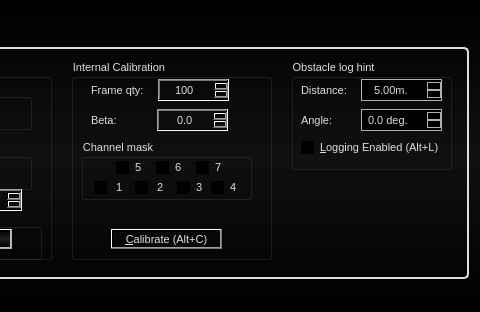
This is src/AWLQtDemo/awlqtdemo.ui in samanwaya-jena/EVAL-ADAL6110-16-GUI as Qt 5 draws it before an edit; both pictures show x 542 to 1022 and y 0 to 312 of the 1022 by 312 pixel window. The edited form follows.
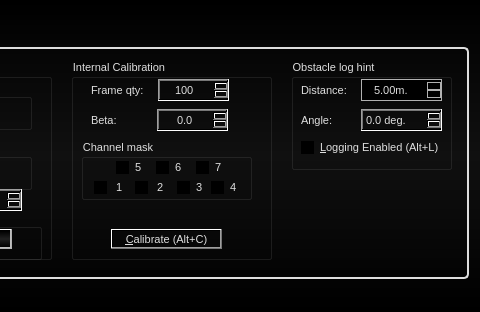
This is the edited form. Icons and pictures are not drawn.

Commit message: Aestetich improvements in behavior of UI. Correction of a  bad mouse arrow shape asssignment in some frames,

The edit to the form file:
```diff
--- a/src/AWLQtDemo/awlqtdemo.ui
+++ b/src/AWLQtDemo/awlqtdemo.ui
@@ -10,7 +10,7 @@
     <x>0</x>
     <y>0</y>
     <width>1020</width>
-    <height>305</height>
+    <height>306</height>
    </rect>
   </property>
   <property name="sizePolicy">
@@ -2065,583 +2065,6 @@
              <height>22</height>
             </rect>
            </property>
-           <property name="styleSheet">
-            <string notr="true">QToolTip
-{
-border: 1px solid black;
-background-color: #ffa02f;
-padding: 1px;
-border-radius: 3px;
-opacity: 100;
-}
-
-QWidget
-{
-color: #dedede;
-background-color: #000000;
-font-size: 11px;
-}
-
-QWidget:item:hover
-{
-background-color: QLinearGradient( x1: 0, y1: 0, x2: 0, y2: 1, stop: 0 #ffa02f, stop: 1 #ca0619);
-color: #000000;
-}
-
-QWidget:item:selected
-{
-background-color: QLinearGradient( x1: 0, y1: 0, x2: 0, y2: 1, stop: 0 #ffa02f, stop: 1 #d7801a);
-}
-
-QWidget:disabled
-{
-/*color: #404040;
-background-color: #202020;*/
-color: #404040;
-border: 1px solid #404040;
-}
-
-QWidget:focus
-{
-border: 2px solid QLinearGradient( x1: 0, y1: 0, x2: 0, y2: 1, stop: 0 #ffa02f, stop: 1 #d7801a);
-}
-
-/*QAbstractItemView
-{
-background-color: QLinearGradient( x1: 0, y1: 0, x2: 0, y2: 1, stop: 0 #4d4d4d, stop: 0.1 #646464, stop: 1 #5d5d5d);
-}*/
-
-QMenuBar::item
-{
-background: transparent;
-border: 1px solid #000000;
-font-size: 12px;
-margin-bottom:-1px;
-padding-bottom:1px;
-}
-
-QMenuBar::item:selected
-{
-background: transparent;
-border: 1px solid #ffaa00;
-margin-bottom:-1px;
-padding-bottom:1px;
-}
-
-QMenuBar::item:pressed
-{
-background: #444;
-border: 1px solid #000000;
-background-color: QLinearGradient(
-x1:0, y1:0,
-x2:0, y2:1,
-stop:1 #d7801a,
-stop:0.4 #ffa02f
-);
-margin-bottom:-1px;
-padding-bottom:1px;
-}
-
-QMenu
-{
-border: 2px solid #dedede;
-background-color:#000000
-font-size: 12px;
-}
-
-QMenu::separator
-{
-height: 2px;
-background-color: QLinearGradient(x1:0, y1:0, x2:0, y2:1, stop:0 #161616, stop: 0.5 #151515, stop: 0.6 #212121, stop:1 #343434);
-color: white;
-padding-left: 4px;
-margin-left: 10px;
-margin-right: 5px;
-}
-
-QMenu::item
-{
-padding: 2px 20px 2px 20px;
-background-color:#000000
-font-size: 12px;
-}
-
-QMenu::item:selected
-{
-color: #000000;
-}
-
-QLineEdit
-{
-/*background-color: QLinearGradient( x1: 0, y1: 0, x2: 0, y2: 1, stop: 0 #4d4d4d, stop: 0 #646464, stop: 1 #5d5d5d);*/
-padding: 1px;
-border-style: solid;
-border: 1px solid #bebebe;
-border-radius: 5;
-}
-
-QPushButton
-{
-/*color: #dedede;*/
-background-color: QLinearGradient( x1: 0, y1: 0, x2: 0, y2: 1, stop: 0 #1a1a1a, stop: 0.1 #101010, stop: 0.5 #0e0e0e, stop: 0.9 #0a0a0a, stop: 1 #000000);
-border-width: 1px;
-border-color: #bebebe;
-border-style: solid;
-border-radius: 6;
-padding: 3px;
-font-size: 12px;
-padding-left: 5px;
-padding-right: 5px;
-}
-
-QPushButton:pressed
-{
-background-color: QLinearGradient( x1: 0, y1: 0, x2: 0, y2: 1, stop: 0 #4d4d4d, stop: 0.1 #4b4b4b, stop: 0.5 #494949, stop: 0.9 #484848, stop: 1 #454545);
-}
-
-QComboBox
-{
-selection-background-color: #ffaa00;
-background-color: QLinearGradient( x1: 0, y1: 0, x2: 0, y2: 1, stop: 0 #1a1a1a, stop: 0.1 #101010, stop: 0.5 #0e0e0e, stop: 0.9 #0a0a0a, stop: 1 #000000);
-border-style: solid;
-border: 1px solid #bebebe;
-border-radius: 5;
-}
-
-QComboBox:hover,QPushButton:hover
-{
-border: 1px solid QLinearGradient( x1: 0, y1: 0, x2: 0, y2: 1, stop: 0 #ffa02f, stop: 1 #d7801a);
-}
-
-
-QComboBox:on
-{
-padding-top: 3px;
-padding-left: 4px;
-background-color: QLinearGradient( x1: 0, y1: 0, x2: 0, y2: 1, stop: 0 #0d0d0d, stop: 0.1 #0b0b0b, stop: 0.5 #090909, stop: 0.9 #080808, stop: 1 #050505);
-selection-background-color: #ffaa00;
-}
-
-QComboBox QAbstractItemView
-{
-border: 2px solid darkgray;
-selection-background-color: QLinearGradient( x1: 0, y1: 0, x2: 0, y2: 1, stop: 0 #ffa02f, stop: 1 #d7801a);
-}
-
-QComboBox::drop-down
-{
-subcontrol-origin: padding;
-subcontrol-position: top right;
-width: 15px;
-
-border-left-width: 0px;
-border-left-color: darkgray;
-border-left-style: solid; /* just a single line */
-border-top-right-radius: 3px; /* same radius as the QComboBox */
-border-bottom-right-radius: 3px;
-}
-
-
-QGroupBox:focus
-{
-border: 2px solid QLinearGradient( x1: 0, y1: 0, x2: 0, y2: 1, stop: 0 #ffa02f, stop: 1 #d7801a);
-}
-
-QTextEdit:focus
-{
-border: 2px solid QLinearGradient( x1: 0, y1: 0, x2: 0, y2: 1, stop: 0 #ffa02f, stop: 1 #d7801a);
-}
-
-QScrollBar:horizontal {
-border: 1px solid #222222;
-background: QLinearGradient( x1: 0, y1: 0, x2: 0, y2: 1, stop: 0.0 #121212, stop: 0.2 #282828, stop: 1 #484848);
-height: 7px;
-margin: 0px 16px 0 16px;
-}
-
-QScrollBar::handle:horizontal
-{
-background: QLinearGradient( x1: 0, y1: 0, x2: 1, y2: 0, stop: 0 #ffa02f, stop: 0.5 #d7801a, stop: 1 #ffa02f);
-min-height: 20px;
-border-radius: 2px;
-}
-
-QScrollBar::add-line:horizontal {
-border: 1px solid #1b1b19;
-border-radius: 2px;
-background: QLinearGradient( x1: 0, y1: 0, x2: 1, y2: 0, stop: 0 #ffa02f, stop: 1 #d7801a);
-width: 14px;
-subcontrol-position: right;
-subcontrol-origin: margin;
-}
-
-QScrollBar::sub-line:horizontal {
-border: 1px solid #1b1b19;
-border-radius: 2px;
-background: QLinearGradient( x1: 0, y1: 0, x2: 1, y2: 0, stop: 0 #ffa02f, stop: 1 #d7801a);
-width: 14px;
-subcontrol-position: left;
-subcontrol-origin: margin;
-}
-
-QScrollBar::right-arrow:horizontal, QScrollBar::left-arrow:horizontal
-{
-border: 1px solid black;
-width: 1px;
-height: 1px;
-background: white;
-}
-
-QScrollBar::add-page:horizontal, QScrollBar::sub-page:horizontal
-{
-background: none;
-}
-
-QScrollBar:vertical
-{
-background: QLinearGradient( x1: 0, y1: 0, x2: 1, y2: 0, stop: 0.0 #121212, stop: 0.2 #282828, stop: 1 #484848);
-width: 7px;
-margin: 16px 0 16px 0;
-border: 1px solid #222222;
-}
-
-QScrollBar::handle:vertical
-{
-background: QLinearGradient( x1: 0, y1: 0, x2: 0, y2: 1, stop: 0 #ffa02f, stop: 0.5 #d7801a, stop: 1 #ffa02f);
-min-height: 20px;
-border-radius: 2px;
-}
-
-QScrollBar::add-line:vertical
-{
-border: 1px solid #1b1b19;
-border-radius: 2px;
-background: QLinearGradient( x1: 0, y1: 0, x2: 0, y2: 1, stop: 0 #ffa02f, stop: 1 #d7801a);
-height: 14px;
-subcontrol-position: bottom;
-subcontrol-origin: margin;
-}
-
-QScrollBar::sub-line:vertical
-{
-border: 1px solid #1b1b19;
-border-radius: 2px;
-background: QLinearGradient( x1: 0, y1: 0, x2: 0, y2: 1, stop: 0 #d7801a, stop: 1 #ffa02f);
-height: 14px;
-subcontrol-position: top;
-subcontrol-origin: margin;
-}
-
-QScrollBar::up-arrow:vertical, QScrollBar::down-arrow:vertical
-{
-border: 1px solid black;
-width: 1px;
-height: 1px;
-background: white;
-}
-
-
-QScrollBar::add-page:vertical, QScrollBar::sub-page:vertical
-{
-background: none;
-}
-
-QTextEdit
-{
-background-color: #101010;
-}
-
-QPlainTextEdit
-{
-background-color: #101010;
-}
-
-QHeaderView::section
-{
-background-color: QLinearGradient(x1:0, y1:0, x2:0, y2:1, stop:0 #616161, stop: 0.5 #505050, stop: 0.6 #434343, stop:1 #656565);
-color: white;
-padding-left: 4px;
-border: 1px solid #6c6c6c;
-}
-QDockWidget::title
-{
-text-align: center;
-spacing: 3px; /* spacing between items in the tool bar */
-background-color: QLinearGradient(x1:0, y1:0, x2:0, y2:1, stop:0 #808080, stop: 0.5 #242424, stop:1 #808080);
-}
-
-QDockWidget::close-button, QDockWidget::float-button
-{
-text-align: center;
-spacing: 1px; /* spacing between items in the tool bar */
-background-color: QLinearGradient(x1:0, y1:0, x2:0, y2:1, stop:0 #808080, stop: 0.5 #242424, stop:1 #808080);
-}
-
-QDockWidget::close-button:hover, QDockWidget::float-button:hover
-{
-background: #242424;
-}
-
-QDockWidget::close-button:pressed, QDockWidget::float-button:pressed
-{
-padding: 1px -1px -1px 1px;
-}
-
-QMainWindow::separator
-{
-background-color: QLinearGradient(x1:0, y1:0, x2:0, y2:1, stop:0 #161616, stop: 0.5 #151515, stop: 0.6 #212121, stop:1 #343434);
-color: white;
-padding-left: 4px;
-border: 1px solid #4c4c4c;
-spacing: 3px; /* spacing between items in the tool bar */
-}
-
-QMainWindow::separator:hover
-{
-
-background-color: QLinearGradient(x1:0, y1:0, x2:0, y2:1, stop:0 #d7801a, stop:0.5 #b56c17 stop:1 #ffa02f);
-color: white;
-padding-left: 4px;
-border: 1px solid #6c6c6c;
-spacing: 3px; /* spacing between items in the tool bar */
-}
-
-QToolBar::handle
-{
-spacing: 3px; /* spacing between items in the tool bar */
-background: url(:/images/handle.png);
-}
-
-QProgressBar
-{
-border: 2px solid grey;
-border-radius: 5px;
-text-align: center;
-}
-
-QProgressBar::chunk
-{
-background-color: #d7801a;
-width: 2.15px;
-margin: 0.5px;
-}
-
-QTabBar::tab {
-color: #b1b1b1;
-border: 2px solid #dedede;
-border-radius: 5px;
-border-bottom-style: none;
-background-color: #000000;
-padding-left: 10px;
-padding-right: 10px;
-padding-top: 3px;
-padding-bottom: 2px;
-margin-right: -1px;
-}
-
-QTabWidget::pane {
-border: 2px solid #dedede;
-border-radius: 5px;
-top: -2px;
-}
-
-QTabBar::tab:last
-{
-margin-right: 0; /* the last selected tab has nothing to overlap with on the right */
-border-top-right-radius: 5px;
-border-bottom-left-radius: 1px;
-border-bottom-right-radius: 1px;
-border-bottom-style:solid;
-}
-
-QTabBar::tab:first:!selected
-{
-margin-left: 0px; /* the last selected tab has nothing to overlap with on the right */
-
-border-top-left-radius: 5px;
-border-bottom-left-radius: 1px;
-border-bottom-right-radius: 1px;
-border-bottom-style:solid;
-}
-
-QTabBar::tab:!selected
-{
-color: #404040;
-border-bottom-style: none;
-border-bottom-left-radius: 1px;
-border-bottom-right-radius: 1px;
-border-bottom-style:solid;
-margin-top: 3px;
-background-color: #000000;
-}
-
-QTabBar::tab:selected
-{
-color: #dedede;
-border-top-left-radius: 5px;
-border-top-right-radius: 5px;
-border-bottom-left-radius: 1px;
-border-bottom-right-radius: 1px;
-border-bottom-color: #000000;
-background-color: #000000;
-
-border-bottom-style:solid;
-margin-bottom: 0px;
-}
-
-QTabBar::tab:!selected:hover
-{
-/*border-top: 2px solid #ffaa00;
-padding-bottom: 3px;*/
-border-top-left-radius: 5px;
-border-top-right-radius: 5px;
-border-bottom-left-radius: 1px;
-border-bottom-right-radius: 1px;
-border-bottom-style:solid;
-background-color: QLinearGradient(x1:0, y1:0, x2:0, y2:1, stop:1 #212121, stop:0.4 #343434, stop:0.2 #343434, stop:0.1 #ffaa00);
-}
-
-
-QRadioButton::indicator:checked, QRadioButton::indicator:unchecked{
-color: #b1b1b1;
-/*background-color: #808080*/;
-border: 1px solid #b1b1b1;
-border-radius: 6px;
-}
-
-QRadioButton::indicator:checked
-{
-background-color: qradialgradient(
-cx: 0.5, cy: 0.5,
-fx: 0.5, fy: 0.5,
-radius: 1.0,
-stop: 0.25 #ffaa00,
-stop: 0.3 #000000
-);
-}
-
-QRadioButton::indicator
-{
-border-radius: 6px;
-}
-
- QRadioButton::indicator:disabled
-{
-border: 1px solid #444;
-}
-
-QRadioButton::indicator:hover, QCheckBox::indicator:hover
-{
-border: 1px solid #ffaa00;
-}
-
-
-QCheckBox::indicator
-{
-color: #b1b1b1;
-/*background-color: #808080;*/
-border: 1px solid #b1b1b1;
-width: 9px;
-height: 9px;
-}
-
-QCheckBox::indicator:disabled
-{
-border: 1px solid #444;
-}
-
-QCheckBox:disabled
-{
-color: #111111;
-}
-
-QCheckBox::indicator{
-color: #b1b1b1;
-/*background-color: #808080;*/
-border: 1px solid #b1b1b1;
-width: 9px;
-height: 9px;
-}
-
-QCheckBox::indicator:checked, QCheckBox::indicator:unchecked{
-color: #b1b1b1;
-/*background-color: #808080;*/
-border: 1px solid #b1b1b1;
-border-radius: 6px;
-}
-
-QCheckBox::indicator:checked
-{
-background-color: qradialgradient(
-cx: 0.5, cy: 0.5,
-fx: 0.5, fy: 0.5,
-radius: 1.0,
-stop: 0.25 #ffaa00,
-stop: 0.3 #000000
-);
-}
-
-QAbstractSpinBox {
-color: #dedede;
-background-color: #000000;
-border: 1px solid #b1b1b1;
-}
-
-QAbstractSpinBox::up-button {
-color: #dedede;
-background-color: #000000;
-border: 1px solid #b1b1b1;
-}
-
-QAbstractSpinBox::up-button:hover {
-background-color: QLinearGradient( x1: 0, y1: 0, x2: 0, y2: 1, stop: 0 #ffa02f, stop: 1 #ca0619);
-color: #000000;
-}
-
-QAbstractSpinBox::up-button:pressed {
-background-color: QLinearGradient( x1: 0, y1: 0, x2: 0, y2: 1, stop: 0 #4d4d4d, stop: 0.1 #4b4b4b, stop: 0.5 #494949, stop: 0.9 #484848, stop: 1 #454545);
-}
-
-QAbstractSpinBox::up-arrow {
-color: #dedede;
-background-color: #000000;
-
-}
-
-QAbstractSpinBox::up-arrow:disabled, QSpinBox::up-arrow:off { /* off state when value is max */
-color: #404040;
-background-color: #202020;
-border: 1px solid #b1b1b1;
-}
-
-QAbstractSpinBox::down-button {
-color: #dedede;
-background-color: #000000;
-border: 1px solid #b1b1b1;
-}
-
-QAbstractSpinBox::down-button:hover {
-background-color: QLinearGradient( x1: 0, y1: 0, x2: 0, y2: 1, stop: 0 #ffa02f, stop: 1 #ca0619);
-color: #000000;
- }
-
-QAbstractSpinBox::down-button:pressed {
-background-color: QLinearGradient( x1: 0, y1: 0, x2: 0, y2: 1, stop: 0 #4d4d4d, stop: 0.1 #4b4b4b, stop: 0.5 #494949, stop: 0.9 #484848, stop: 1 #454545);
-}
-
-QAbstractSpinBox::down-arrow {
-color: #dedede;
-background-color: #000000;
-
-}
-
-QAbstractSpinBox::down-arrow:disabled,
-QAbstractSpinBox::down-arrow:off { /* off state when value in min */
-color: #404040;
-background-color: #202020;
-}
-</string>
-           </property>
            <property name="alignment">
             <set>Qt::AlignRight|Qt::AlignTrailing|Qt::AlignVCenter</set>
            </property>
```
Left out of the diff: 47 changed lines with no effect on the pictures. The commit also changes 9 other files.
